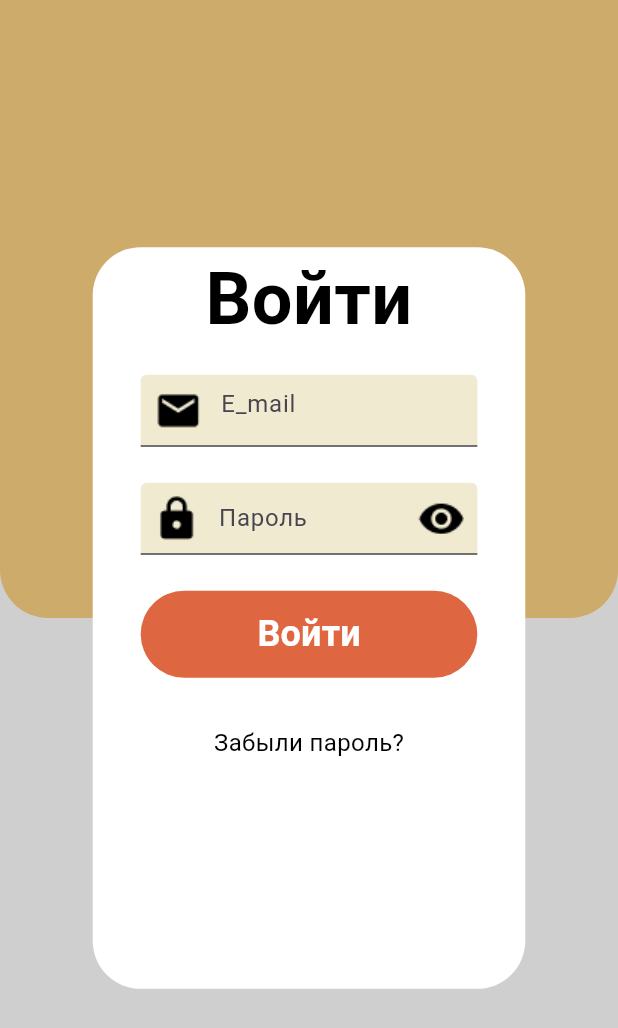
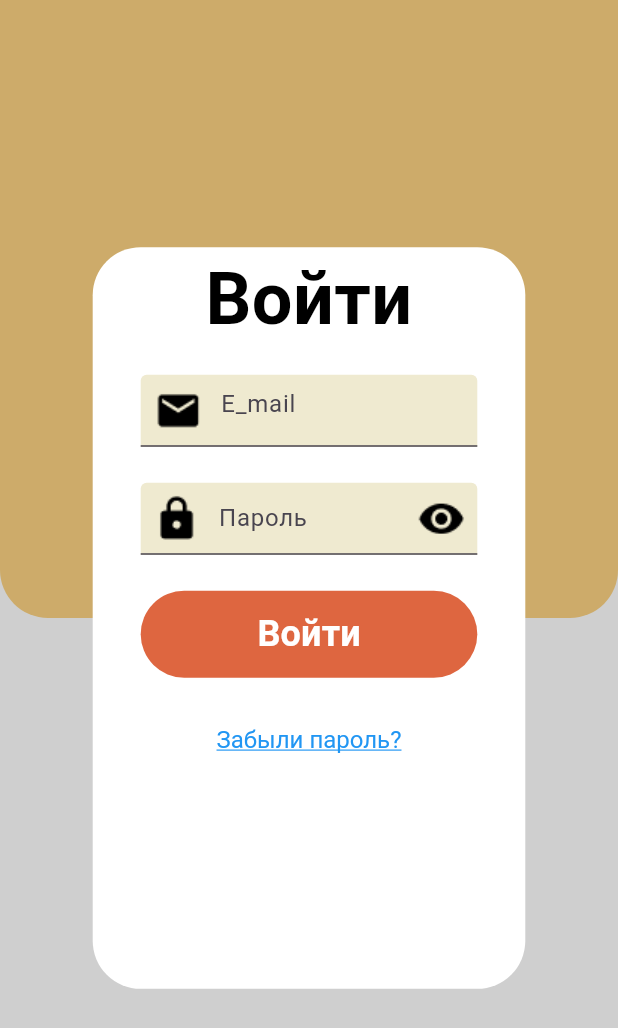
Before and after one commit to MoonLoone/fox_iot, a Flutter app: the screen it shows after launch, after a tap on "Войти", on a phone screen of 412 x 824 dp. Shown: the top 1028 px of the screen. Run offline on Flutter 3.47's test engine with Material 3 defaults, Android fonts, the light colour scheme and no system bars; our stand-ins replace firebase_auth, firebase_core, flutter_bloc, flutter_blue, get_it, hive and 1 more; accounts and stored records are empty; generated files the repository leaves out were written again; network calls fail.

Commit message:
feat: Layout Гиперссылка в SignInPage

```diff
--- a/lib/feature/auth/presentation/sign_in_page/SignInPage.dart
+++ b/lib/feature/auth/presentation/sign_in_page/SignInPage.dart
@@ -1,3 +1,4 @@
+import 'package:flutter/gestures.dart';
 import 'package:flutter/material.dart';
 import 'package:flutter_bloc/flutter_bloc.dart';
 import 'package:fox_iot/feature/home/home_page.dart';
@@ -114,10 +115,17 @@ class SignInPageState extends State<SignInPage> {
                           const SizedBox(
                             height: 32,
                           ),
-                          Text(
-                            S.of(context).forgot_password,
-                            style: FoxIotTheme.textStyles.primary,
-                          )
+                          RichText(
+                              text: TextSpan(children: [
+                            TextSpan(
+                                text: S.of(context).forgot_password,
+                                style: FoxIotTheme.textStyles.primary.copyWith(
+                                    color: Colors.blue,
+                                    decoration: TextDecoration.underline),
+                                recognizer: TapGestureRecognizer()
+                                  ..onTap = () async {}),
+                                //todo Forgot password
+                          ]))
                         ],
                       )))),
             ))
```
